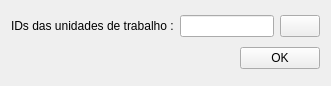
Old version of the form uis/restartActivity.ui in the repository dsgoficial/SAP_Gerente.
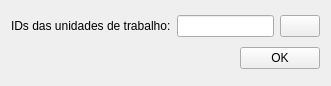
New version of the form.

```diff
--- a/uis/restartActivity.ui
+++ b/uis/restartActivity.ui
@@ -17,7 +17,7 @@
    <item row="0" column="0">
     <widget class="QLabel" name="label">
      <property name="text">
-      <string>IDs das unidades de trabalho :</string>
+      <string>IDs das unidades de trabalho:</string>
      </property>
     </widget>
    </item>
```
